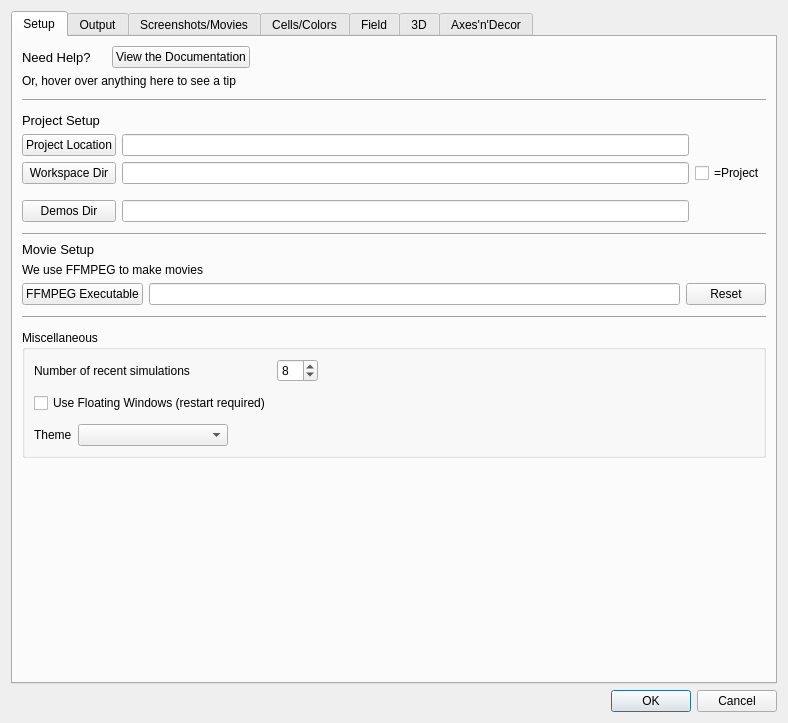
Above: cc3d/player5/Configuration/cc3D_prefs.ui from CompuCell3D/cc3d-player5 before the change. Below: the same form after it.
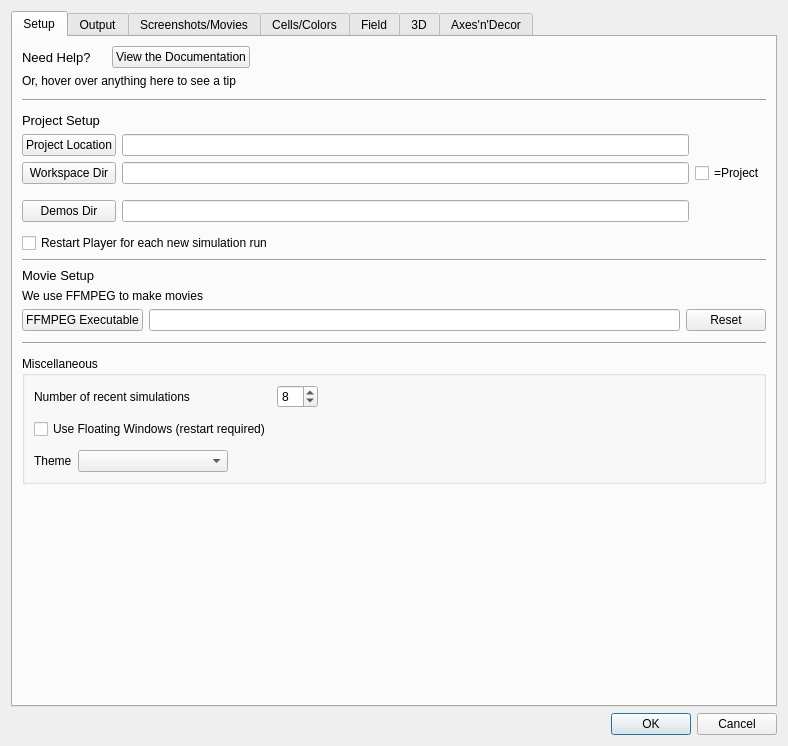
That is the form after the change.

Commit message: added a new Configuration dialog option that enables restart of player for each new simulation

```diff
--- a/cc3d/player5/Configuration/cc3D_prefs.ui
+++ b/cc3d/player5/Configuration/cc3D_prefs.ui
@@ -7,7 +7,7 @@
     <x>0</x>
     <y>0</y>
     <width>788</width>
-    <height>723</height>
+    <height>746</height>
    </rect>
   </property>
   <property name="windowTitle">
@@ -270,6 +270,13 @@
          </property>
         </spacer>
        </item>
+       <item>
+        <widget class="QCheckBox" name="restart_player_for_new_simulation_CB">
+         <property name="text">
+          <string>Restart Player for each new simulation run</string>
+         </property>
+        </widget>
+       </item>
        <item>
         <widget class="Line" name="line_2">
          <property name="orientation">
```
The commit also changes 5 other files.
